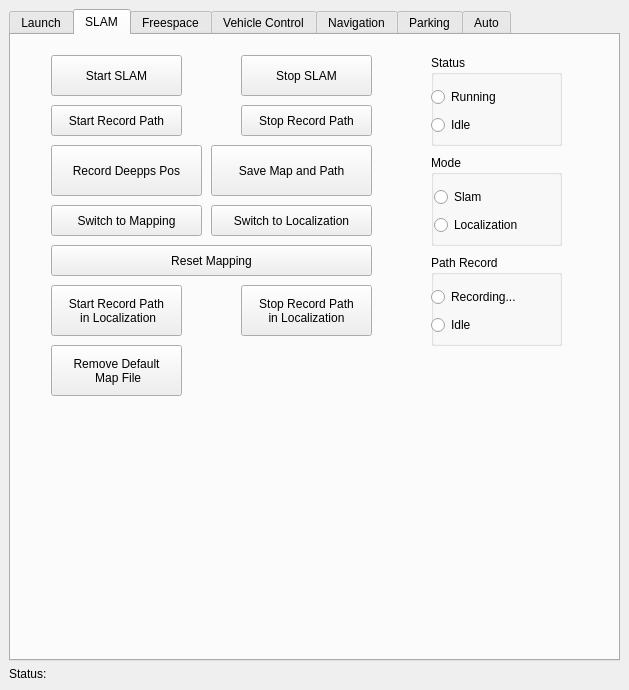
This is src/rqt_state_machine/state_machine_controller.ui in JingruiYu/rqt_state_machine as Qt 5 draws it before an edit. The edited form follows.
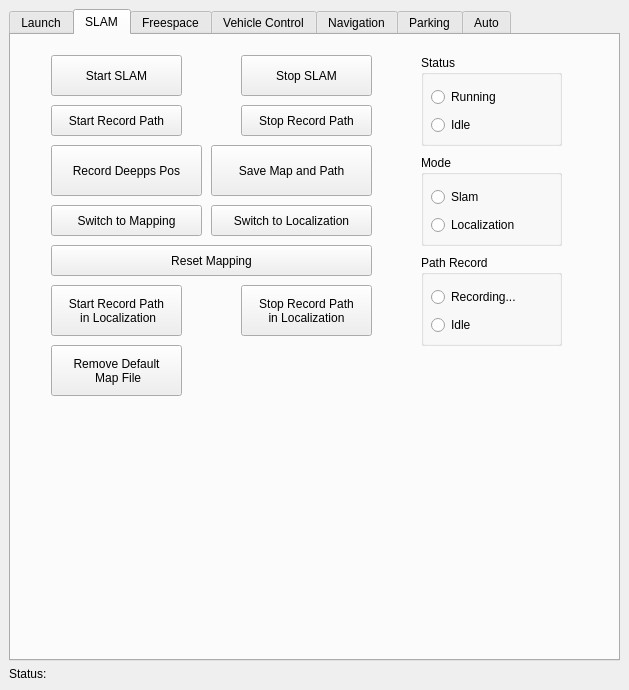
This is the edited form. The open tabs and pages were chosen to show the change.

Patch:
```diff
--- a/src/rqt_state_machine/state_machine_controller.ui
+++ b/src/rqt_state_machine/state_machine_controller.ui
@@ -462,9 +462,9 @@
          <widget class="QGroupBox" name="groupSlamMode">
           <property name="geometry">
            <rect>
-            <x>420</x>
+            <x>410</x>
             <y>120</y>
-            <width>131</width>
+            <width>141</width>
             <height>91</height>
            </rect>
           </property>
@@ -474,7 +474,7 @@
           <widget class="QWidget" name="verticalLayoutWidget_5">
            <property name="geometry">
             <rect>
-             <x>3</x>
+             <x>10</x>
              <y>30</y>
              <width>121</width>
              <height>54</height>
@@ -516,9 +516,9 @@
          <widget class="QGroupBox" name="groupPathRecord">
           <property name="geometry">
            <rect>
-            <x>420</x>
+            <x>410</x>
             <y>220</y>
-            <width>131</width>
+            <width>141</width>
             <height>91</height>
            </rect>
           </property>
@@ -528,7 +528,7 @@
           <widget class="QWidget" name="verticalLayoutWidget_6">
            <property name="geometry">
             <rect>
-             <x>0</x>
+             <x>10</x>
              <y>30</y>
              <width>121</width>
              <height>54</height>
@@ -567,9 +567,9 @@
          <widget class="QGroupBox" name="groupSlamStatus">
           <property name="geometry">
            <rect>
-            <x>420</x>
+            <x>410</x>
             <y>20</y>
-            <width>131</width>
+            <width>141</width>
             <height>91</height>
            </rect>
           </property>
@@ -579,7 +579,7 @@
           <widget class="QWidget" name="verticalLayoutWidget_7">
            <property name="geometry">
             <rect>
-             <x>0</x>
+             <x>10</x>
              <y>30</y>
              <width>121</width>
              <height>54</height>
```
Left out of the diff: 2 changed lines with no effect on the pictures.
